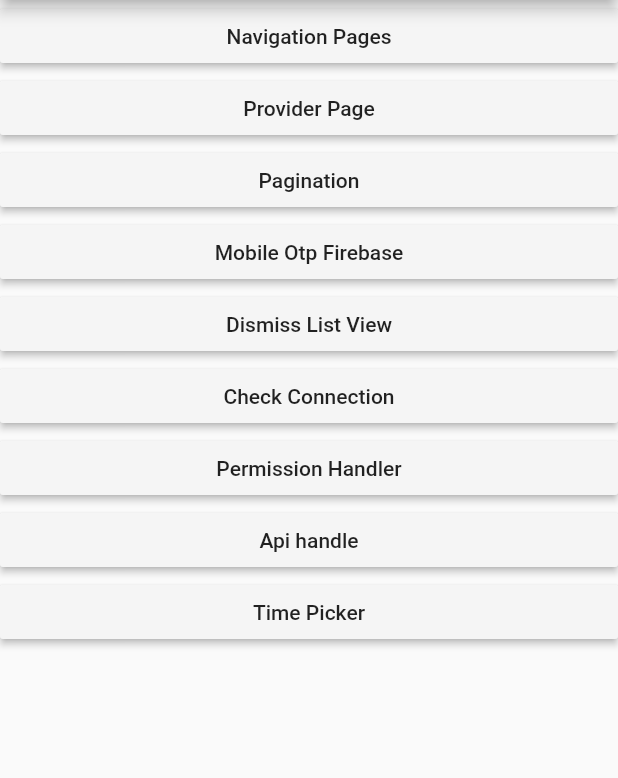
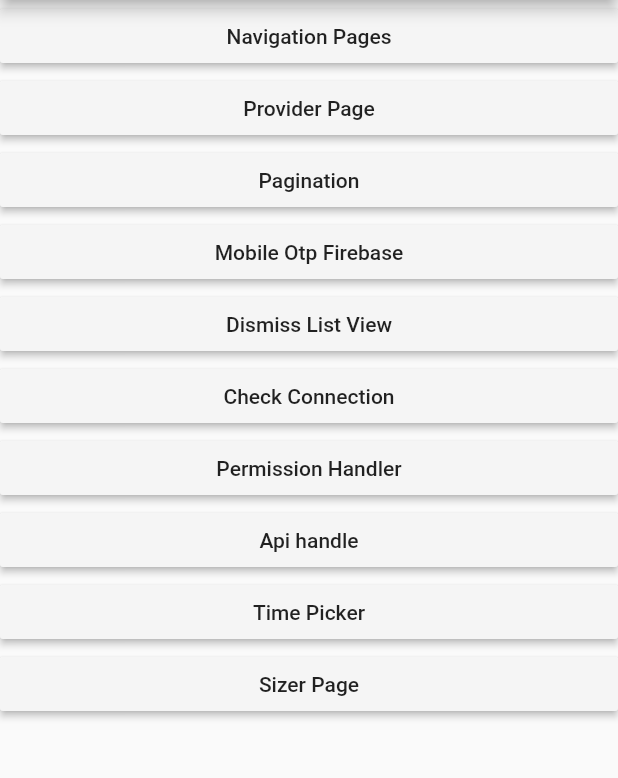
Before and after one commit to SaiyedMustaq/flutterimplimentation, a Flutter app: the screen it shows after launch, on a phone screen of 412 x 824 dp, the part 84-862 px from its top. Run offline on Flutter 3.47's test engine with Material 2 defaults, Android fonts, the phone set to English and light mode, and no system bars; our stand-ins replace bloc, connectivity, equatable, firebase_auth, flutter_bloc, permission_handler and 1 more; missing offline and left inert: flutter_image, incrementally_loading_listview; accounts and stored records are empty.

Commit message:
add sizer

```diff
--- a/lib/main.dart
+++ b/lib/main.dart
@@ -9,6 +9,7 @@
 import 'package:lazy_loading_listview/permissionHandler/permissionHendlerPage.dart';
 import 'package:lazy_loading_listview/providerPage/ProviderPage.dart';
 import 'package:lazy_loading_listview/providerPage/firebase/MobileOtpVerifay.dart';
+import 'package:lazy_loading_listview/sizer/SizerPage.dart';
 import 'package:lazy_loading_listview/timePicker/TimePickerPage.dart';
 import 'package:lazy_loading_listview/utils/Constants.dart';
 import 'package:provider/provider.dart';
@@ -45,6 +46,9 @@
   accentIconTheme: IconThemeData(color: Colors.white),
   dividerColor: Colors.white54,
 );
+
+var pageHeight;
+var pageWidth;
 
 class MyApp extends StatelessWidget {
   @override
@@ -112,6 +116,8 @@
 
   @override
   Widget build(BuildContext context) {
+    pageHeight = MediaQuery.of(context).size.height;
+    pageWidth = MediaQuery.of(context).size.width;
     return Scaffold(
         appBar: AppBar(title: Text(widget.title)),
         body: Container(
@@ -171,6 +177,12 @@
                   onPressed: () => Navigator.of(context).push(MaterialPageRoute(
                       builder: (context) => TimePickerPage())),
                   child: Text('Time Picker')),
+              MaterialButton(
+                  minWidth: MediaQuery.of(context).size.width,
+                  color: Colors.grey[100],
+                  onPressed: () => Navigator.of(context).push(
+                      MaterialPageRoute(builder: (context) => SizerPage())),
+                  child: Text('Sizer Page')),
             ],
           ),
         ));
--- /dev/null
+++ b/lib/pagination/blocPattern/bloc/counter_bloc.dart
@@ -0,0 +1,24 @@
+import 'dart:async';
+import 'package:bloc/bloc.dart';
+import 'package:lazy_loading_listview/pagination/blocPattern/bloc/blocImpoert.dart';
+
+
+
+class SettingsBloc extends Bloc<SettingsEvent, SettingsState> {
+  SettingsBloc(SettingsState initialState) : super(InitialSettingsState());
+
+  @override
+  SettingsState get initialState => InitialSettingsState();
+
+  @override
+  Stream<SettingsState> mapEventToState(SettingsEvent event) async* {
+    if (event is FontSize) {
+      yield NewSettingState.fromOldSettingState(state,
+          sliderFontSize: event.payload);
+    } else if (event is Bold) {
+      yield NewSettingState.fromOldSettingState(state, isBold: event.payload);
+    } else if (event is Italic) {
+      yield NewSettingState.fromOldSettingState(state, isItalic: event.payload);
+    }
+  }
+}
--- /dev/null
+++ b/lib/pagination/blocPattern/bloc/counter_event.dart
@@ -0,0 +1,18 @@
+part of 'settings_bloc.dart';
+
+abstract class SettingsEvent {
+  final dynamic payload;
+  SettingsEvent(this.payload);
+}
+
+class FontSize extends SettingsEvent {
+  FontSize(double payload) : super(payload);
+}
+
+class Bold extends SettingsEvent {
+  Bold(bool payload) : super(payload);
+}
+
+class Italic extends SettingsEvent {
+  Italic(bool payload) : super(payload);
+}
--- /dev/null
+++ b/lib/pagination/blocPattern/bloc/counter_state.dart
@@ -0,0 +1,27 @@
+part of 'settings_bloc.dart';
+
+
+abstract class SettingsState {
+  final double sliderFontSize;
+  final bool isBold;
+  final bool isItalic;
+
+  SettingsState({this.sliderFontSize, this.isBold, this.isItalic});
+
+  double get fontSize => sliderFontSize * 30;
+}
+
+class InitialSettingsState extends SettingsState {
+  InitialSettingsState()
+      : super(sliderFontSize: 0.5, isBold: false, isItalic: false);
+}
+
+class NewSettingState extends SettingsState {
+  NewSettingState.fromOldSettingState(SettingsState oldState,
+      {double sliderFontSize, bool isBold, bool isItalic})
+      : super(
+          sliderFontSize: sliderFontSize ?? oldState.sliderFontSize,
+          isBold: isBold ?? oldState.isBold,
+          isItalic: isItalic ?? oldState.isItalic,
+        );
+}
--- /dev/null
+++ b/lib/pagination/blocPattern/bloc/switch_state.dart
@@ -0,0 +1,28 @@
+import 'package:equatable/equatable.dart';
+import 'package:flutter/material.dart';
+
+@immutable
+abstract class SettingsState {
+  final double sliderFontSize;
+  final bool isBold;
+  final bool isItalic;
+
+  SettingsState({this.sliderFontSize, this.isBold, this.isItalic});
+
+  double get fontSize => sliderFontSize * 30;
+}
+
+class InitialSettingsState extends SettingsState {
+  InitialSettingsState()
+      : super(sliderFontSize: 0.5, isBold: false, isItalic: false);
+}
+
+class NewSettingState extends SettingsState {
+  NewSettingState.fromOldSettingState(SettingsState oldState,
+      {double sliderFontSize, bool isBold, bool isItalic})
+      : super(
+          sliderFontSize: sliderFontSize ?? oldState.sliderFontSize,
+          isBold: isBold ?? oldState.isBold,
+          isItalic: isItalic ?? oldState.isItalic,
+        );
+}
--- a/lib/pagination/blocStructure/bloc/BeerBloc.dart
+++ b/lib/pagination/blocStructure/bloc/BeerBloc.dart
@@ -15,6 +15,7 @@
   BeerBloc({
     @required this.beerRepository,
   }) : super(BeerInitialState());
+
   @override
   Stream<BeerState> mapEventToState(BeerEvent event) async* {
     if (event is BeerFetchEvent) {
@@ -23,6 +24,7 @@
       if (response is http.Response) {
         if (response.statusCode == 200) {
           final beers = jsonDecode(response.body) as List;
+
           yield BeerSuccessState(
             beers: beers.map((beer) => BeerModel.fromJson(beer)).toList(),
           );
--- a/lib/pagination/blocStructure/repo/BeerRepository.dart
+++ b/lib/pagination/blocStructure/repo/BeerRepository.dart
@@ -6,6 +6,7 @@
   static const int _perPage = 10;
 
   BeerRepository._();
+
   factory BeerRepository() {
     return _beerRepository;
   }
--- a/lib/pagination/blocStructure/widget/BeerListItem.dart
+++ b/lib/pagination/blocStructure/widget/BeerListItem.dart
@@ -22,12 +22,11 @@
           beer.name,
           textAlign: TextAlign.justify,
         ),
-        Switch(value: false, onChanged: (value) {}),
         const SizedBox(height: 20),
-        beer?.url == null
+        beer?.imageUrl == null
             ? Container()
             : Image.network(
-                beer.url,
+                beer.imageUrl,
                 loadingBuilder: (context, widget, imageChunkEvent) {
                   return imageChunkEvent == null
                       ? widget
```
Also changed, not shown: lib/ApiCall.dart (+5 -3 lines), lib/pagination/blocStructure/model/BeerModel.dart (+303 -34 lines), lib/sizer/SizerPage.dart (added, +28 -0 lines).
